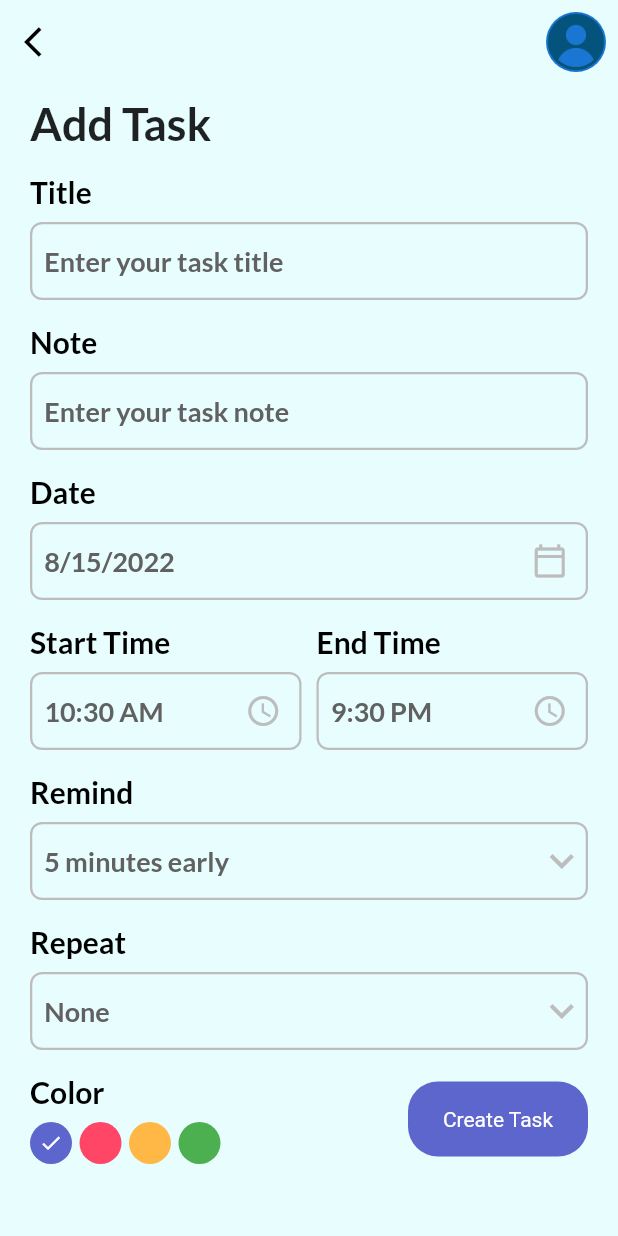
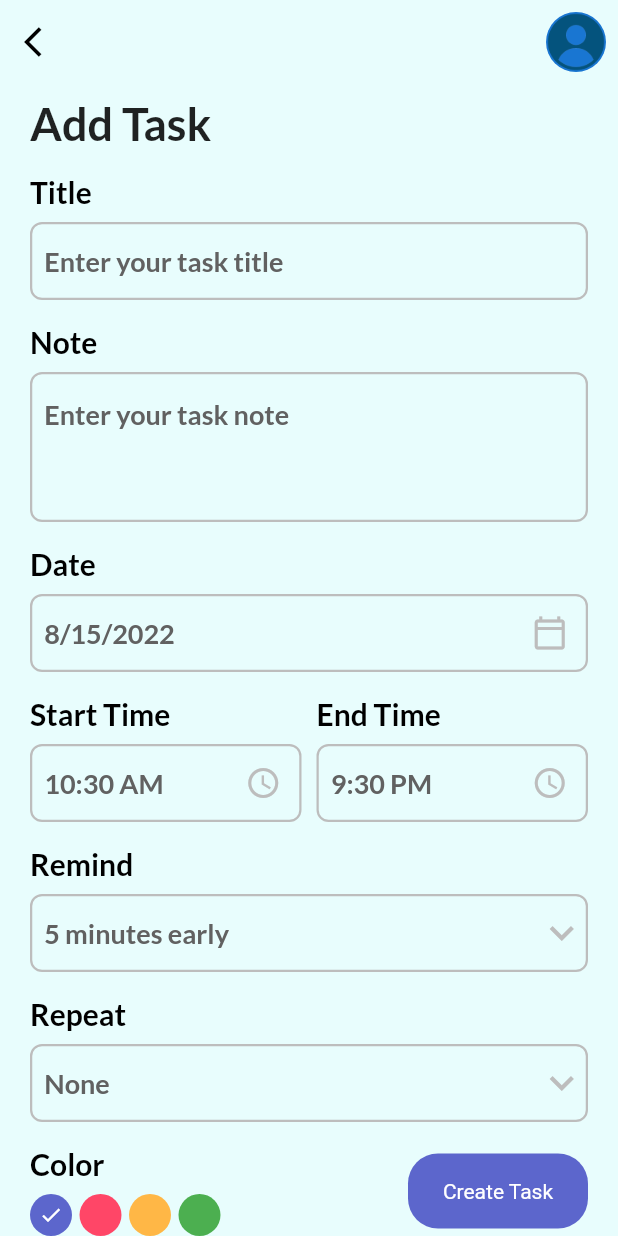
Before and after one commit to Tolulope05/flutter_todo_list, a Flutter app: the AddTaskPage screen opened directly, on a phone screen of 412 x 824 dp. Run offline on Flutter 3.47's test engine with Material 2 defaults, Android fonts, the phone set to English and light mode, and no system bars; our stand-ins replace date_picker_timeline, flutter_local_notifications, flutter_native_timezone, flutter_staggered_animations, get, get_storage and 3 more; accounts and stored records are empty.

Commit message:
increased notes line

```diff
--- a/lib/screens/add_task_bar.dart
+++ b/lib/screens/add_task_bar.dart
@@ -70,6 +70,7 @@ class _AddTaskPageState extends State<AddTaskPage> {
                 title: "Note",
                 hint: "Enter your task note",
                 controller: _noteController,
+                isNote: true,
               ),
               MyInputField(
                 title: "Date",
--- a/lib/widgets/input_field.dart
+++ b/lib/widgets/input_field.dart
@@ -8,6 +8,7 @@ class MyInputField extends StatelessWidget {
   final String hint;
   final TextEditingController? controller;
   final Widget? widget;
+  final bool isNote;
 
   const MyInputField({
     Key? key,
@@ -15,6 +16,7 @@ class MyInputField extends StatelessWidget {
     required this.hint,
     this.controller,
     this.widget,
+    this.isNote = false,
   }) : super(key: key);
 
   @override
@@ -29,7 +31,7 @@ class MyInputField extends StatelessWidget {
             style: titleStyle,
           ),
           Container(
-            height: 52,
+            height: isNote ? 100 : 52,
             margin: const EdgeInsets.only(top: 8.0),
             padding: const EdgeInsets.only(left: 8.0),
             width: double.maxFinite,
@@ -49,6 +51,7 @@ class MyInputField extends StatelessWidget {
                     readOnly: widget != null,
                     controller: controller,
                     autofocus: false,
+                    maxLines: isNote ? 3 : null,
                     style: subTitleStyle,
                     cursorColor:
                         Get.isDarkMode ? Colors.grey[100] : Colors.grey[700],
```
